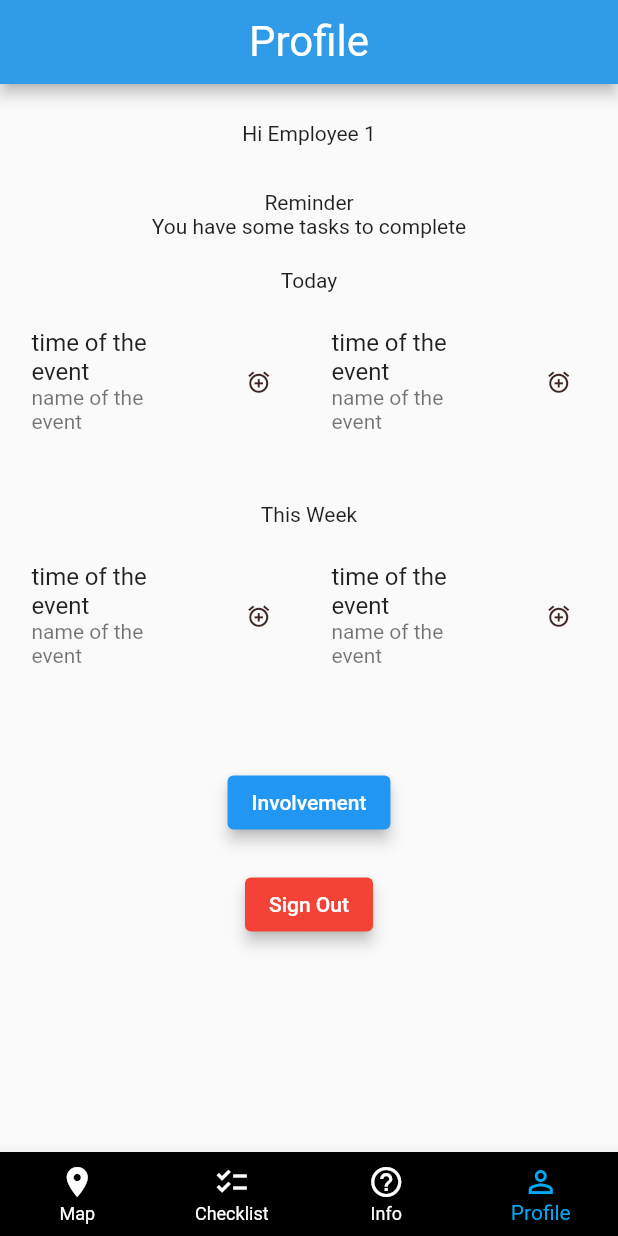
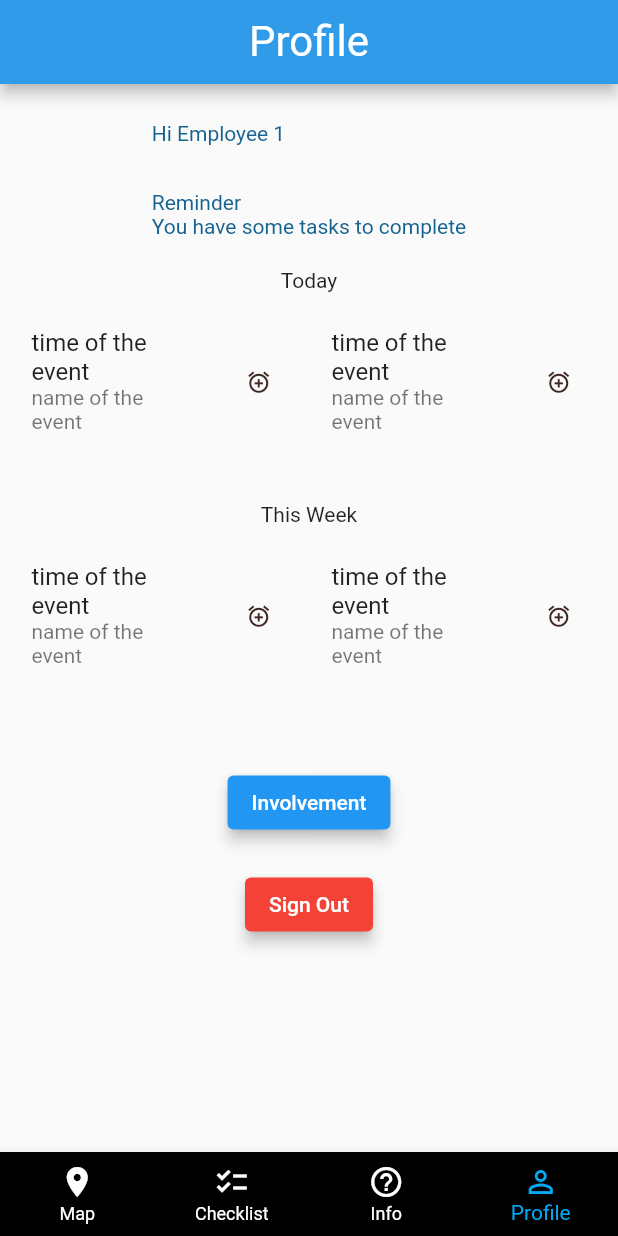
Before and after one commit to Snickledap/EcotoneApp, a Flutter app: the screen it shows after launch, on a phone screen of 412 x 824 dp. Run offline on Flutter 3.47's test engine with Material 2 defaults, Android fonts, the phone set to English and light mode, and no system bars; our stand-ins replace cloud_firestore, firebase_core, google_maps_flutter, page_transition, sizer, youtube_player_flutter; missing offline and left inert: flutter_custom_cards; accounts and stored records are empty.

Commit message:
Profile page fix (Unfinished)

```diff
--- a/lib/routes/profile/profile_page.dart
+++ b/lib/routes/profile/profile_page.dart
@@ -41,16 +41,18 @@ class ProfilePage extends StatelessWidget {
                 children: <Widget>[
                   Padding(padding: EdgeInsets.all(10)),
                   Title(
-                    color: Colors.black,
-
+                    color: Color(0xFF166390),
                     //Top Text
-                    child: Column(
-                      children: <Widget>[
-                        Text('Hi Employee 1'),
-                        Padding(padding: EdgeInsets.all(15)),
-                        Text('Reminder'),
-                        Text('You have some tasks to complete')
-                      ],
+                    child: Container(
+                      child: Column(
+                        crossAxisAlignment: CrossAxisAlignment.start,
+                        children: <Widget>[
+                          Text('Hi Employee 1', style: TextStyle(color: Color(0xFF166390))),
+                          Padding(padding: EdgeInsets.all(15)),
+                          Text('Reminder',  style: TextStyle(color: Color(0xFF166390))),
+                          Text('You have some tasks to complete', style: TextStyle(color: Color(0xFF166390))),
+                        ]
+                      ),
                     ),
                   ),
 
@@ -127,7 +129,9 @@ class _customcards extends StatelessWidget{
   Widget build (BuildContext context) {
     return CustomCard(
       borderRadius: 15,
-      color: Color(0x10FFFFF),
+        borderColor: Colors.blue,
+        width: 30,
+      color: Color(0xffe6eef3),
       child: ListTile(
         title: Text('time of the event'),
         subtitle: Text('name of the event'),
@@ -165,8 +169,6 @@ class _CardList extends StatelessWidget{
                   ],
                 ),
               )
-
-
           );
         }
     );
```
